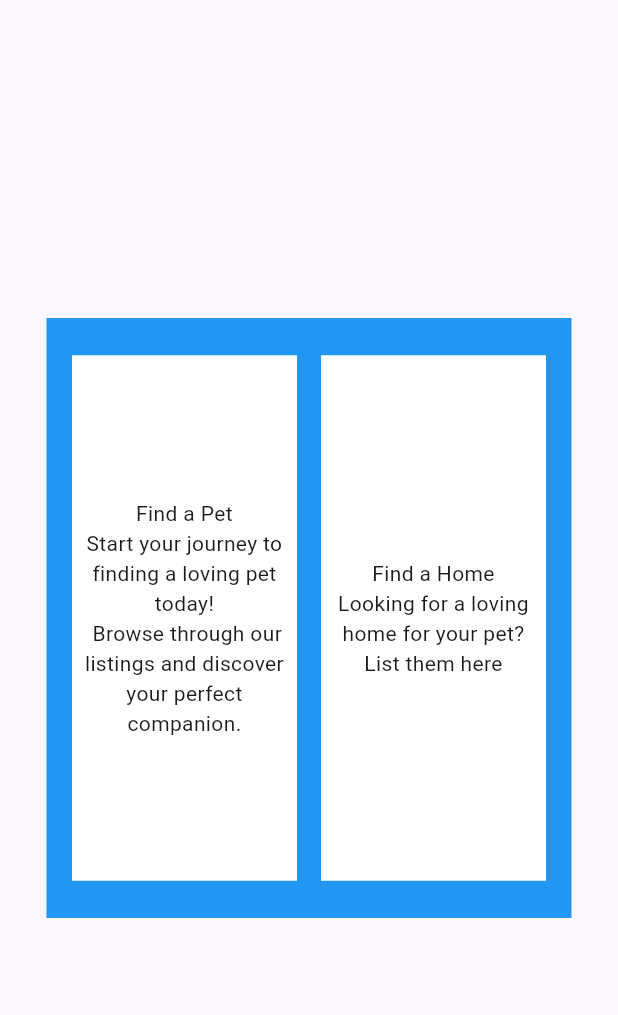
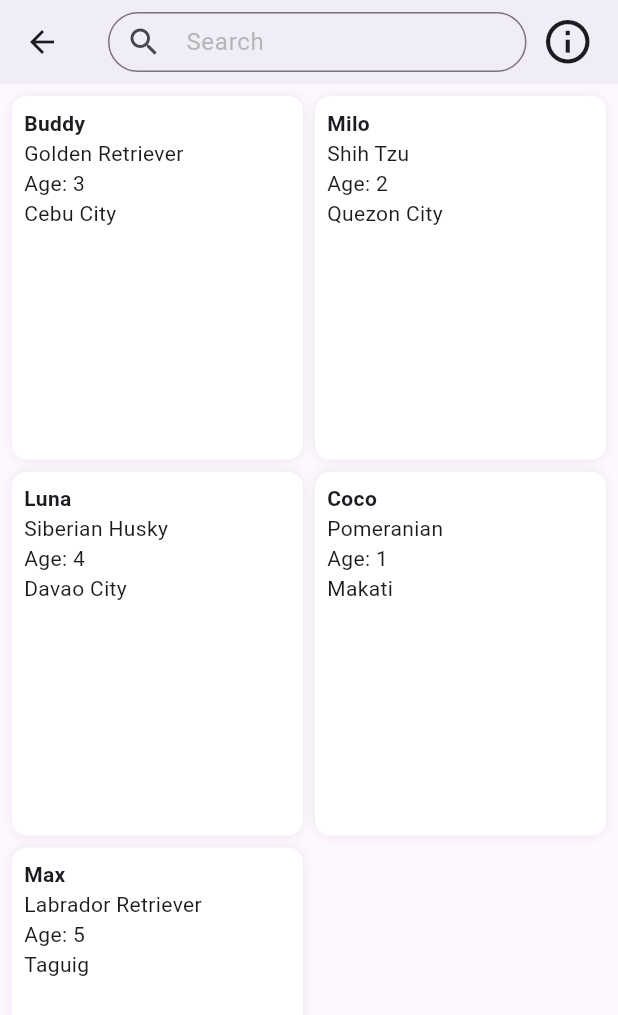
Before and after one commit to Sciege/CCC151, a Flutter app: the screen it shows after launch, after a tap on "Find a Pet", on a phone screen of 412 x 824 dp. Shown: the top 1015 px of the screen. Run offline on Flutter 3.47's test engine with Material 3 defaults, Android fonts, the phone set to English and light mode, and no system bars.

Commit message:
Reduced Grid View to 2, Added Routes & New Screens (Tests, Pets, Users, Assets)

```diff
--- a/lib/authpage/authPage.dart
+++ b/lib/authpage/authPage.dart
@@ -1,4 +1,6 @@
 import 'package:flutter/material.dart';
+import 'package:fureverhome/users/guest_user.dart';
+import 'package:fureverhome/users/registered_user.dart';
 
 class AuthPage extends StatelessWidget {
   const AuthPage({super.key});
@@ -15,14 +17,28 @@ class AuthPage extends StatelessWidget {
               child: Row(
                 mainAxisAlignment: MainAxisAlignment.center,
                 children: [
-                  _widgetAuthContainer(
+                  Material(
+                    child: InkWell(
+                      onTap: () {
+                        Navigator.pushNamed(context, GuestUser.guestScreen);
+                      },
+                      child: _widgetAuthContainer(
                           title: 'Find a Pet',
                           description:
                               'Start your journey to finding a loving pet today! \n Browse through our listings and discover your perfect companion.'),
-                  _widgetAuthContainer(
+                    ),
+                  ),
+                  Material(
+                    child: InkWell(
+                      onTap: (){
+                        Navigator.pushNamed(context, RegisteredUser.registered_user_screen);
+                      },
+                      child: _widgetAuthContainer(
                           title: 'Find a Home',
                           description:
-                          'Looking for a loving home for your pet? List them here')
+                              'Looking for a loving home for your pet? List them here'),
+                    ),
+                  )
                 ],
               ),
             )),
@@ -35,12 +51,6 @@ Widget _widgetAuthContainer(
     {required String title, required String description}) {
   return Padding(
     padding: const EdgeInsets.all(8.0),
-    child: Material(
-      color: Colors.white,
-      child: InkWell(
-        onTap: () {
-          print('TAPPED');
-        },
     child: Container(
       height: 350,
       width: 150,
@@ -61,7 +71,5 @@ Widget _widgetAuthContainer(
         ],
       ),
     ),
-      ),
-    ),
   );
 }
--- a/lib/main.dart
+++ b/lib/main.dart
@@ -1,4 +1,6 @@
 import 'package:flutter/material.dart';
+import 'package:fureverhome/users/guest_user.dart';
+import 'package:fureverhome/users/registered_user.dart';
 import 'authpage/authPage.dart';
 
 void main() {
@@ -10,6 +12,14 @@
 
   @override
   Widget build(BuildContext context) {
-    return MaterialApp(debugShowCheckedModeBanner: false, home: AuthPage());
+    return MaterialApp(
+      debugShowCheckedModeBanner: false,
+      initialRoute: '/',
+      routes: {
+      '/' : (context)=> AuthPage(),
+        GuestUser.guestScreen: (context) => GuestUser(),
+        RegisteredUser.registered_user_screen: (context) => RegisteredUser()
+      },
+    );
   }
 }
--- /dev/null
+++ b/lib/tests/test_data.dart
@@ -0,0 +1,37 @@
+final List<Map<String, dynamic>> testPets = [
+  {
+    'name': 'Buddy',
+    'breed': 'Golden Retriever',
+    'age': 3,
+    'place': 'Cebu City',
+    'img' : 'assets/cat.jpg'
+  },
+  {
+    'name': 'Milo',
+    'breed': 'Shih Tzu',
+    'age': 2,
+    'place': 'Quezon City',
+    'img' : 'assets/cat.jpg'
+  },
+  {
+    'name': 'Luna',
+    'breed': 'Siberian Husky',
+    'age': 4,
+    'place': 'Davao City',
+    'img' : 'assets/cat.jpg'
+  },
+  {
+    'name': 'Coco',
+    'breed': 'Pomeranian',
+    'age': 1,
+    'place': 'Makati',
+    'img' : 'assets/cat.jpg'
+  },
+  {
+    'name': 'Max',
+    'breed': 'Labrador Retriever',
+    'age': 5,
+    'place': 'Taguig',
+    'img' : 'assets/cat.jpg'
+  },
+];
--- /dev/null
+++ b/lib/users/guest_user.dart
@@ -0,0 +1,149 @@
+import 'package:flutter/material.dart';
+import 'package:flutter/services.dart';
+import 'package:fureverhome/tests/test_data.dart';
+import '../petScreen/petScreenDetails.dart';
+
+class GuestUser extends StatefulWidget {
+  static final String guestScreen = '/guest_user';
+
+  const GuestUser({super.key});
+
+  @override
+  State<GuestUser> createState() => _GuestUserState();
+}
+
+String searchQuery = '';
+
+
+class _GuestUserState extends State<GuestUser> {
+  List<Map<String, dynamic>> filterPets({
+    String? nameQuery,
+    String? breedQuery,
+    String? locationQuery,
+    int? ageQuery,
+  }) {
+    return testPets.where((pet) {
+      bool matchesName = nameQuery == null ||
+          pet['name'].toLowerCase().contains(nameQuery.toLowerCase());
+      bool matchesBreed = breedQuery == null ||
+          pet['breed'].toLowerCase().contains(breedQuery.toLowerCase());
+      bool matchesLocation = locationQuery == null ||
+          pet['place'].toLowerCase().contains(locationQuery.toLowerCase());
+      bool matchesAge =
+          ageQuery == null || pet['age'] == ageQuery; // Exact age match
+
+      return matchesName && matchesBreed && matchesLocation && matchesAge;
+    }).toList();
+  }
+
+  @override
+  Widget build(BuildContext context) {
+    return Scaffold(
+      appBar: AppBar(
+        title: Row(
+          children: [
+            Expanded(
+              child: SizedBox(
+                height: 40,
+                child: TextField(
+                  onChanged: (value) {
+                    setState(() {
+                      searchQuery = value;
+                    });
+                  },
+                  decoration: InputDecoration(
+                    hintText: 'Search',
+                    hintStyle: TextStyle(color: Colors.grey.withOpacity(0.7)),
+                    prefixIcon: Icon(Icons.search),
+                    contentPadding: EdgeInsets.symmetric(),
+                    border: OutlineInputBorder(
+                      borderRadius: BorderRadius.circular(30),
+                    ),
+                  ),
+                  textAlignVertical: TextAlignVertical.center,
+                ),
+              ),
+            ),
+            SizedBox(width: 10),
+            Icon(Icons.info_outline, size: 35)
+          ],
+        ),
+        backgroundColor: Colors.white,
+        elevation: 5,
+        systemOverlayStyle: SystemUiOverlayStyle(
+          statusBarColor: Colors.transparent,
+          statusBarIconBrightness: Brightness.dark,
+        ),
+      ),
+      body: Padding(
+        padding: const EdgeInsets.all(8.0),
+        child: GridView.builder(
+          itemCount: testPets.length,
+          gridDelegate: const SliverGridDelegateWithFixedCrossAxisCount(
+            crossAxisCount: 2, // 3 items per row
+            crossAxisSpacing: 8, // Space between columns
+            mainAxisSpacing: 8, // Space between rows
+            childAspectRatio: 0.8, // Adjust size ratio of each item
+          ),
+          itemBuilder: (context, index) {
+            final pet = testPets[index];
+            return _petCard(
+              name: pet['name'],
+              breed: pet['breed'],
+              age: pet['age'],
+              place: pet['place'],
+              context: context,
+            );
+          },
+        ),
+      ),
+    );
+  }
+}
+
+Widget _petCard({
+  required String name,
+  required String breed,
+  required int age,
+  required String place,
+  required BuildContext context, // Added context to handle navigation
+}) {
+  return GestureDetector(
+    // Made the entire card clickable
+    onTap: () {
+      Navigator.push(
+        // Navigate to details screen on tap
+        context,
+        MaterialPageRoute(
+          builder: (context) => PetDetailsScreen(
+            name: name,
+            breed: breed,
+            age: age,
+            place: place,
+          ),
+        ),
+      );
+    },
+    child: Container(
+      padding: EdgeInsets.all(8.0),
+      decoration: BoxDecoration(
+        color: Colors.white,
+        borderRadius: BorderRadius.circular(10), // Rounded corners for design
+        boxShadow: [
+          BoxShadow(color: Colors.grey.withOpacity(0.2), blurRadius: 5)
+          // Add a shadow
+        ],
+      ),
+      child: Column(
+        crossAxisAlignment: CrossAxisAlignment.start,
+        children: [
+          Text(name, style: TextStyle(fontWeight: FontWeight.bold)),
+          // Bold pet name
+          Text(breed),
+          Text("Age: $age"),
+          Text(place),
+        ],
+      ),
+    ),
+  );
+}
--- a/pubspec.yaml
+++ b/pubspec.yaml
@@ -59,9 +59,8 @@ flutter:
   uses-material-design: true
 
   # To add assets to your application, add an assets section, like this:
-  # assets:
-  #   - images/a_dot_burr.jpeg
-  #   - images/a_dot_ham.jpeg
+  assets:
+     - lib/assets/cat.jpg
 
   # An image asset can refer to one or more resolution-specific "variants", see
   # https://flutter.dev/to/resolution-aware-images
```
Also changed, not shown: lib/petScreen/petScreenDetails.dart (added, +39 -0 lines), lib/users/registered_user.dart (added, +62 -0 lines), lib/assets/cat.jpg (added). Lines whose indentation alone changed are shown as unchanged.
